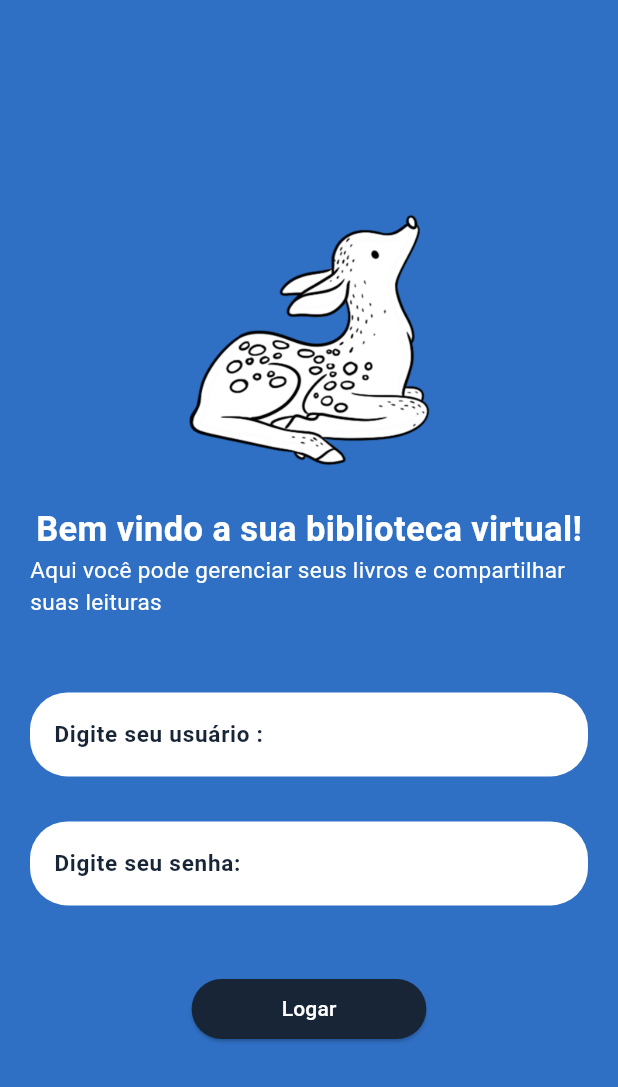
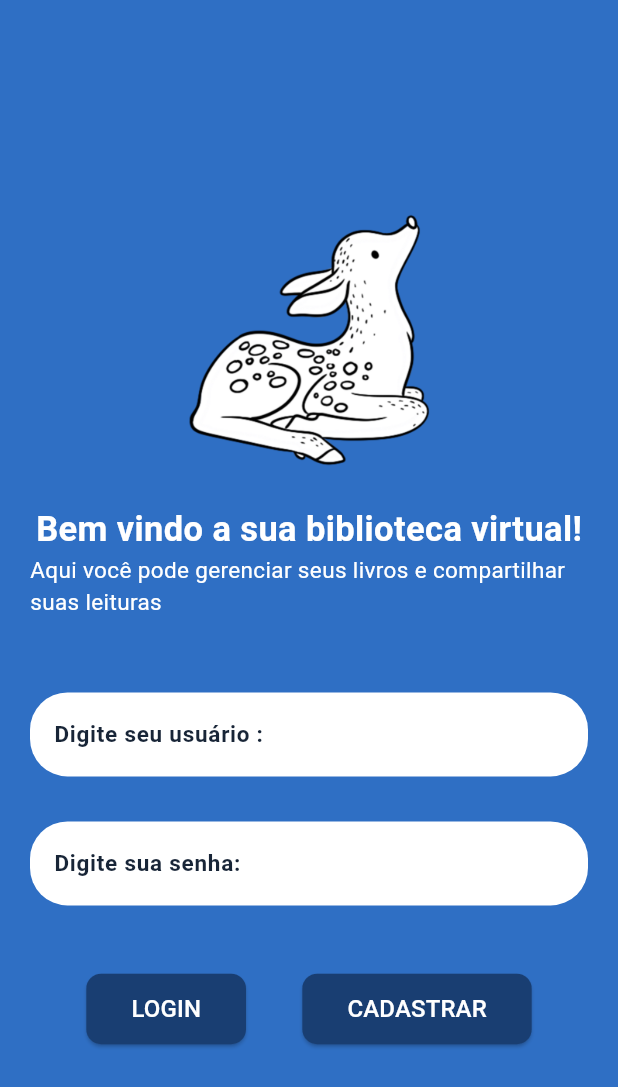
Before and after one commit to larialvesg/formativa-mobile, a Flutter app: the screen it shows after launch, on a phone screen of 412 x 824 dp. Shown: the top 1087 px of the screen. Run offline on Flutter 3.47's test engine with Material 3 defaults, Android fonts, the phone set to English and light mode, and no system bars; our stand-ins replace cloud_firestore, firebase_auth, firebase_core, google_maps_flutter; accounts and stored records are empty.

Commit message:
versão final

```diff
--- a/formativa/lib/login.dart
+++ b/formativa/lib/login.dart
@@ -1,9 +1,7 @@
 import 'package:flutter/material.dart';
-import 'package:formativa/books.dart';
+import 'package:formativa/auth.dart';
+import 'package:formativa/cadastro.dart';
 import 'package:formativa/navigation.dart';
-
-TextEditingController _user = TextEditingController();
-TextEditingController _pass = TextEditingController();
 
 class LoginPage extends StatefulWidget {
   const LoginPage({super.key});
@@ -13,33 +11,16 @@ class LoginPage extends StatefulWidget {
 }
 
 class _LoginPageState extends State<LoginPage> {
-  String usuario_cadastrado = 'larissa';
-  String senha_cadastrada = 'alves';
-  String verificador = "";
-
-  bool Logar() {
-    if (_user.text == usuario_cadastrado && _pass.text == senha_cadastrada) {
-      print("Login realizado com sucesso");
-      return true;
-    } else {
-      print("Credenciais erradas");
-      setState(() {
-        verificador = 'Credenciais Erradas';
-      });
-      return false;
-    }
-  }
+  TextEditingController _email = TextEditingController();
+  TextEditingController _senha = TextEditingController();
 
   @override
   Widget build(BuildContext context) {
     return Scaffold(
-      backgroundColor:  Color(0xFF2f6fc4),
-
+      backgroundColor: Color(0xFF2f6fc4),
       body: Padding(
-
         padding: const EdgeInsets.symmetric(horizontal: 20),
         child: Column(
-
           mainAxisAlignment: MainAxisAlignment.center,
           crossAxisAlignment: CrossAxisAlignment.center,
           children: [
@@ -58,7 +39,7 @@ class _LoginPageState extends State<LoginPage> {
             ),
             const SizedBox(height: 50),
             TextField(
-              textAlign: TextAlign.start,
+              controller: _email,
               style: TextStyle(color: Color(0xff182537)),
               decoration: InputDecoration(
                 hintText: 'Digite seu usuário :',
@@ -77,15 +58,14 @@ class _LoginPageState extends State<LoginPage> {
                   borderRadius: BorderRadius.circular(25),
                 ),
               ),
-              controller: _user,
             ),
             const SizedBox(height: 30),
             TextField(
-              textAlign: TextAlign.start,
+              controller: _senha,
               obscureText: true,
               style: TextStyle(color: Color(0xff182537)),
               decoration: InputDecoration(
-                hintText: 'Digite seu senha: ',
+                hintText: 'Digite sua senha:',
                 hintStyle: TextStyle(
                   color: Color(0xff182537),
                   fontSize: 15,
@@ -101,26 +81,59 @@ class _LoginPageState extends State<LoginPage> {
                   borderRadius: BorderRadius.circular(25),
                 ),
               ),
-              controller: _pass,
             ),
             const SizedBox(height: 45),
+            Row(
+              mainAxisAlignment: MainAxisAlignment.spaceEvenly,
+              children: [
                 ElevatedButton(
-              style: ElevatedButton.styleFrom(
-                backgroundColor: Color(0xff182537),
-                padding: const EdgeInsets.symmetric(
-                  horizontal: 60,
-                  vertical: 8,
-                ),
-              ),
-              onPressed: () {
-                if (Logar()) {
+                  onPressed: () async {
+                    final message = await AuthService().login(
+                      email: _email.text,
+                      password: _senha.text,
+                    );
+                    if (message!.contains("Success")) {
                       Navigator.push(
                         context,
                         MaterialPageRoute(builder: (context) => NavApp()),
                       );
                     }
+                    ScaffoldMessenger.of(
+                      context,
+                    ).showSnackBar(SnackBar(content: Text(message)));
                   },
-              child: Text("Logar", style: TextStyle(color: Colors.white)),
+                  style: ElevatedButton.styleFrom(
+                    backgroundColor: Color.fromARGB(255, 25, 62, 114),
+                    padding: EdgeInsets.symmetric(vertical: 12, horizontal: 30),
+                    shape: RoundedRectangleBorder(
+                      borderRadius: BorderRadius.circular(10),
+                    ),
+                  ),
+                  child: Text(
+                    "LOGIN",
+                    style: TextStyle(color: Colors.white, fontSize: 16),
+                  ),
+                ),
+                ElevatedButton(
+                  onPressed: () {
+                    Navigator.push(
+                      context,
+                      MaterialPageRoute(builder: (context) => Cadastro()),
+                    );
+                  },
+                  style: ElevatedButton.styleFrom(
+                    backgroundColor: Color.fromARGB(255, 25, 62, 114),
+                    padding: EdgeInsets.symmetric(vertical: 12, horizontal: 30),
+                    shape: RoundedRectangleBorder(
+                      borderRadius: BorderRadius.circular(10),
+                    ),
+                  ),
+                  child: Text(
+                    "CADASTRAR",
+                    style: TextStyle(color: Colors.white, fontSize: 16),
+                  ),
+                ),
+              ],
             ),
           ],
         ),
--- a/formativa/pubspec.yaml
+++ b/formativa/pubspec.yaml
@@ -34,6 +34,9 @@ dependencies:
   # The following adds the Cupertino Icons font to your application.
   # Use with the CupertinoIcons class for iOS style icons.
   cupertino_icons: ^1.0.8
+  http: ^1.4.0
+  flutter_map: ^8.1.1
+  google_maps_flutter: ^2.12.2
 
 dev_dependencies:
   flutter_test:
@@ -44,6 +47,8 @@ dev_dependencies:
   cupertino_icons: ^1.0.8
   firebase_core: ^3.12.1
   cloud_firestore: ^5.6.5
+  firebase_auth: ^5.6.0
+
 
   # The "flutter_lints" package below contains a set of recommended lints to
   # encourage good coding practices. The lint set provided by the package is
```
Also changed, not shown: formativa/lib/api.dart (added, +47 -0 lines), formativa/lib/auth.dart (added, +55 -0 lines), formativa/lib/cadastro.dart (added, +134 -0 lines), formativa/lib/loginAULA.dart (added, +91 -0 lines), formativa/lib/mapa.dart (added, +24 -0 lines), formativa/lib/navigation.dart (+16 -4 lines), formativa/lib/frases.dart (deleted), formativa/pubspec.lock, 2 other files. Lines whose indentation alone changed are shown as unchanged.
